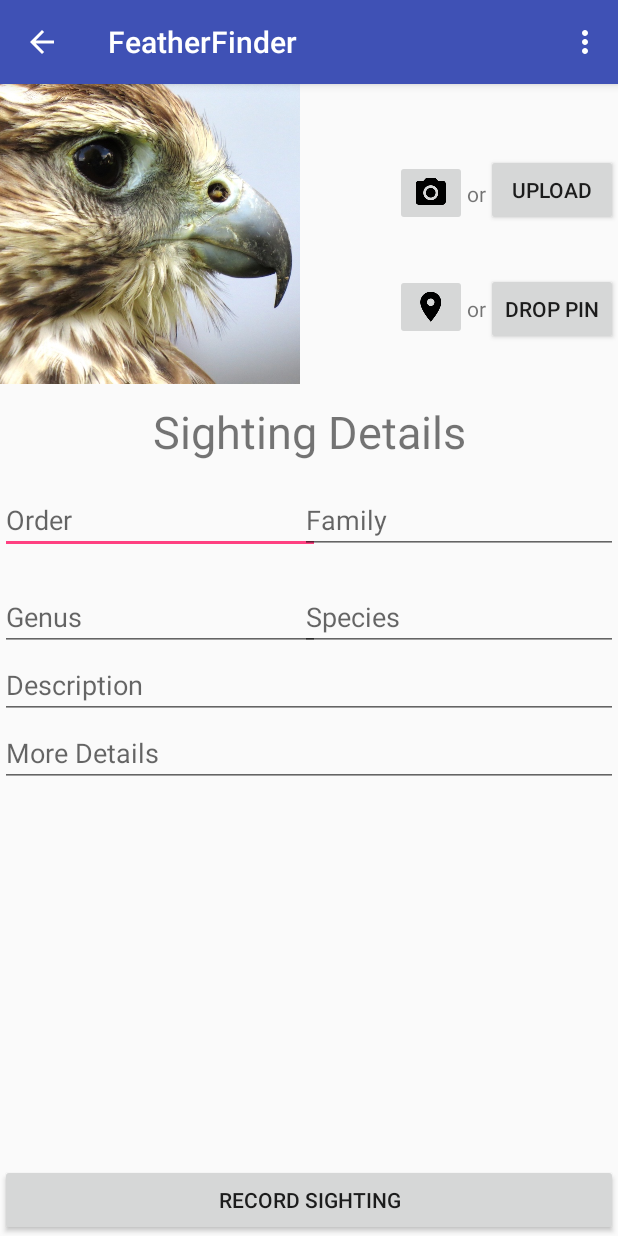
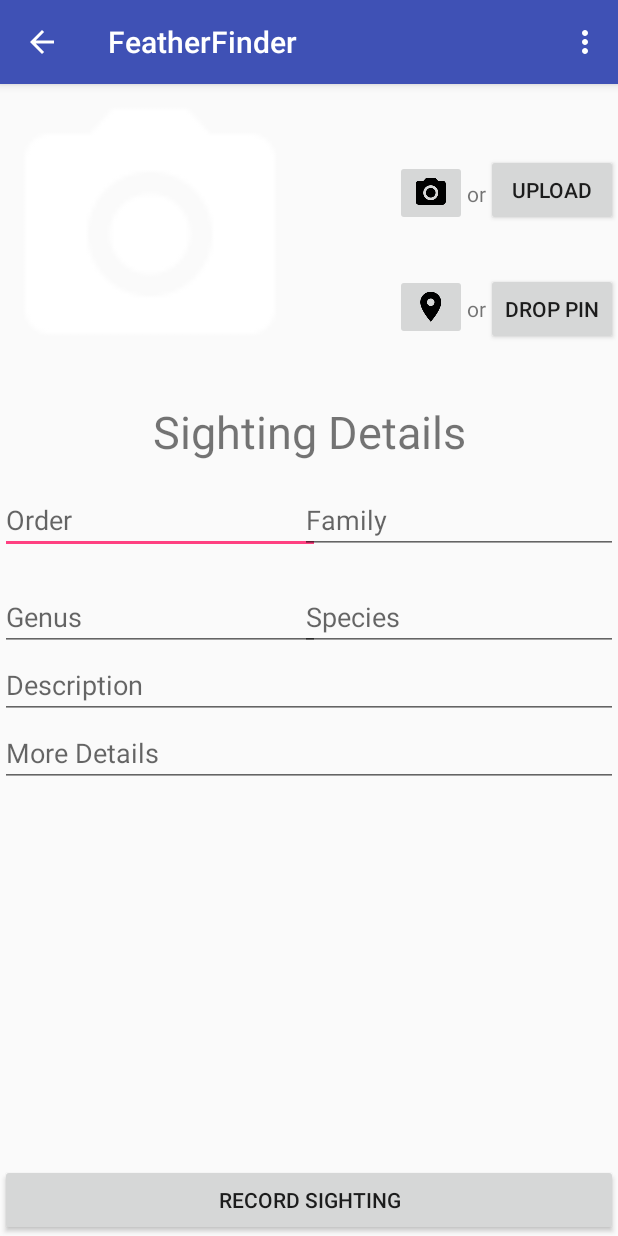
Before and after one commit to SandroMateo/FeatherFinder, an Android app: the NewSightingActivity screen opened directly, with no data from a screen before it, on a phone screen of 412 x 824 dp. Run offline under Robolectric (Android 15) with nearby library versions, the phone set to English and light mode, and no system bars; our stand-ins replace AdMob, ButterKnife, Firebase (no records; nobody signed in at launch, a user with empty details on screens opened directly).

```diff
--- a/FeatherFinder/app/src/main/java/com/epicodus/featherfinder/models/Sighting.java
+++ b/FeatherFinder/app/src/main/java/com/epicodus/featherfinder/models/Sighting.java
@@ -26,7 +26,6 @@ public class Sighting {
     public Sighting (String species, String description, String image, String latitude, String longitude, String timestamp) {
         this.species = species;
         this.description = description;
-        this.details = details;
         this.image = image;
         this.latitude = latitude;
         this.longitude = longitude;
--- a/FeatherFinder/app/src/main/java/com/epicodus/featherfinder/ui/NewSightingActivity.java
+++ b/FeatherFinder/app/src/main/java/com/epicodus/featherfinder/ui/NewSightingActivity.java
@@ -51,8 +51,8 @@ import butterknife.Bind;
 import butterknife.ButterKnife;
 
 public class NewSightingActivity extends AppCompatActivity implements View.OnClickListener {
-    public static final int IMAGE_HEIGHT = 600;
-    public static final int IMAGE_WIDTH = 350;
+    public static final int IMAGE_HEIGHT = 300;
+    public static final int IMAGE_WIDTH = 175;
 
     @Bind(R.id.birdOrderEditText) EditText mBirdOrderEditText;
     @Bind(R.id.birdFamilyEditText) EditText mBirdFamilyEditText;
--- a/FeatherFinder/app/src/main/res/layout/activity_new_sighting.xml
+++ b/FeatherFinder/app/src/main/res/layout/activity_new_sighting.xml
@@ -10,7 +10,7 @@
     <ImageView
         android:layout_width="200dp"
         android:layout_height="200dp"
-        app:srcCompat="@drawable/background2"
+        app:srcCompat="@drawable/ic_photo_camera_white_48dp"
         android:scaleType="centerCrop"
         android:layout_alignParentTop="true"
         android:layout_alignParentLeft="true"
```
Also changed, not shown: FeatherFinder/app/src/main/java/com/epicodus/featherfinder/ui/FeatherMapActivity.java (+5 -2 lines), FeatherFinder/app/src/main/res/drawable-hdpi/ic_photo_camera_white_48dp.png (added), FeatherFinder/app/src/main/res/drawable-mdpi/ic_photo_camera_white_48dp.png (added), FeatherFinder/app/src/main/res/drawable-xhdpi/ic_photo_camera_white_48dp.png (added), FeatherFinder/app/src/main/res/drawable-xxhdpi/ic_photo_camera_white_48dp.png (added), FeatherFinder/app/src/main/res/drawable-xxxhdpi/ic_photo_camera_white_48dp.png (added).
